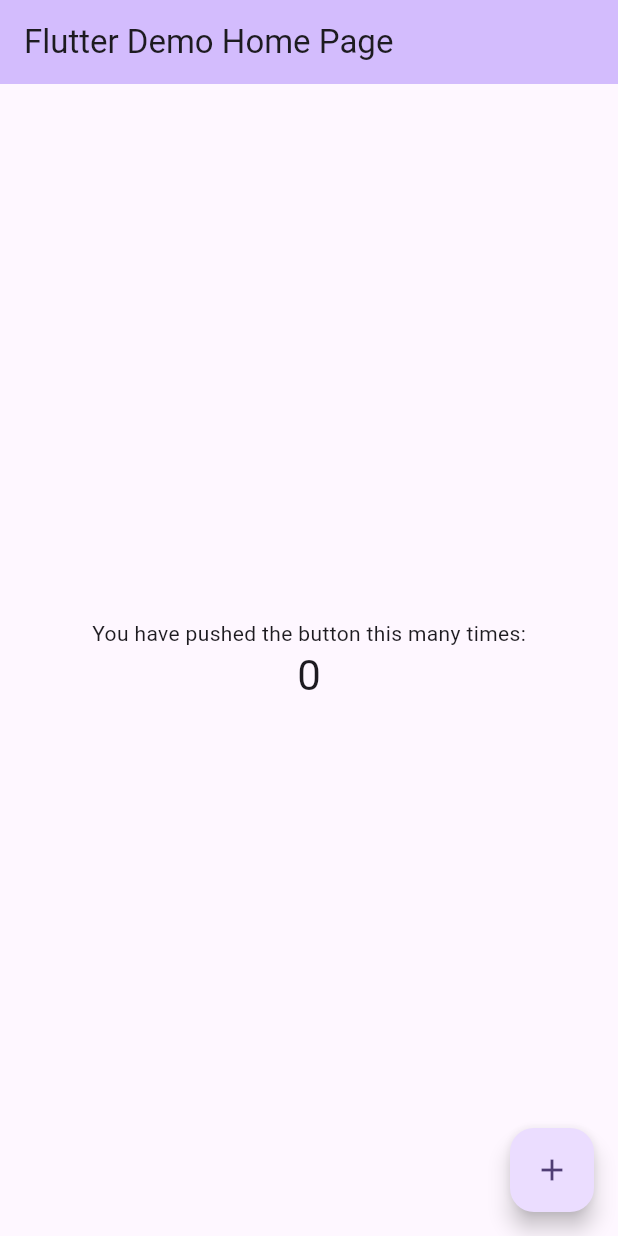
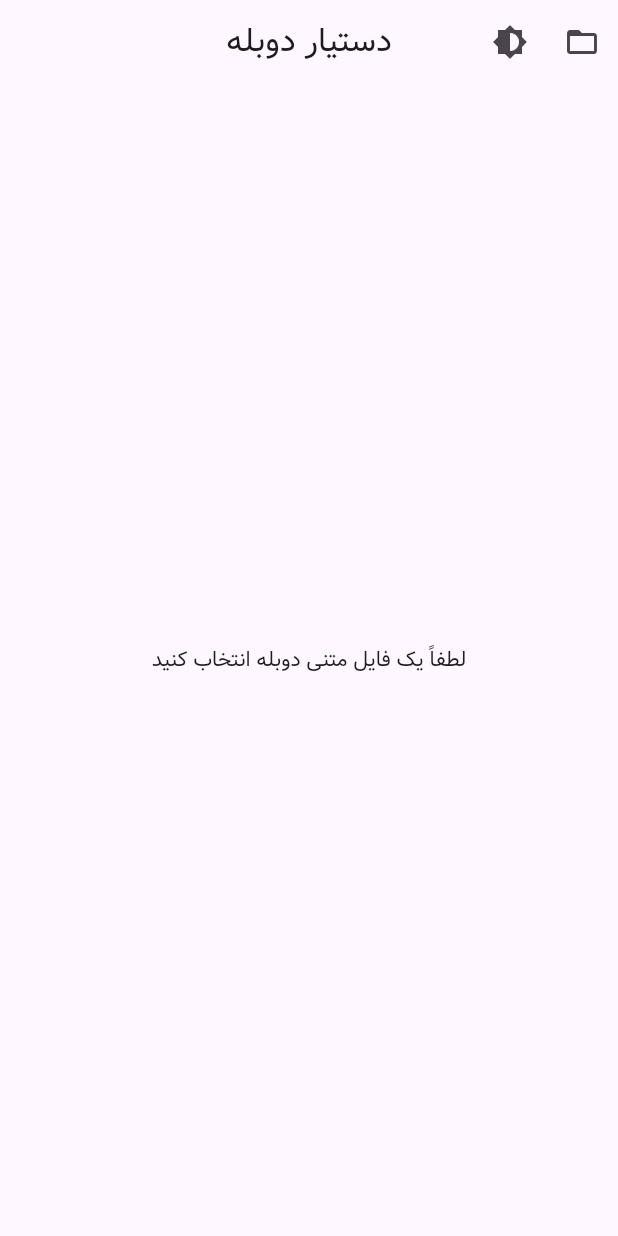
Before and after one commit to Amin-Aghili/duble-gem, a Flutter app: the screen it shows after launch, on a phone screen of 412 x 824 dp. Run offline on Flutter 3.47's test engine with Material 3 defaults, Android fonts, the phone set to English and light mode, and no system bars; our stand-ins replace file_picker.

Commit message:
fix error

```diff
--- /dev/null
+++ b/assets/sample.txt
@@ -0,0 +1,5 @@
+علی: سارا، آماده‌ای برای ضبط؟
+سارا: بله، فقط یه لحظه صبر کن.
+کارگردان: همه ساکت! ضبط شروع شد!
+علی: باشه، بریم.
+سارا: آماده‌ام!
--- a/lib/main.dart
+++ b/lib/main.dart
@@ -1,122 +1,142 @@
+import 'package:duble_gem/models/dialog_line.dart';
+import 'package:duble_gem/services/parser.dart';
+import 'package:duble_gem/utils/theme.dart';
+import 'package:duble_gem/widgets/actore_selector.dart';
+import 'package:duble_gem/widgets/dialog_list.dart';
+import 'package:duble_gem/widgets/stats_bar.dart';
 import 'package:flutter/material.dart';
+import 'package:provider/provider.dart';
+import 'package:file_picker/file_picker.dart';
+import 'dart:io';
 
 void main() {
-  runApp(const MyApp());
+  runApp(const DubbingApp());
 }
 
-class MyApp extends StatelessWidget {
-  const MyApp({super.key});
+class DubbingApp extends StatefulWidget {
+  const DubbingApp({super.key});
 
-  // This widget is the root of your application.
+  @override
+  State<DubbingApp> createState() => _DubbingAppState();
+}
+
+class _DubbingAppState extends State<DubbingApp> {
+  ThemeMode themeMode = ThemeMode.light;
+
   @override
   Widget build(BuildContext context) {
     return MaterialApp(
-      title: 'Flutter Demo',
-      theme: ThemeData(
-        // This is the theme of your application.
-        //
-        // TRY THIS: Try running your application with "flutter run". You'll see
-        // the application has a purple toolbar. Then, without quitting the app,
-        // try changing the seedColor in the colorScheme below to Colors.green
-        // and then invoke "hot reload" (save your changes or press the "hot
-        // reload" button in a Flutter-supported IDE, or press "r" if you used
-        // the command line to start the app).
-        //
-        // Notice that the counter didn't reset back to zero; the application
-        // state is not lost during the reload. To reset the state, use hot
-        // restart instead.
-        //
-        // This works for code too, not just values: Most code changes can be
-        // tested with just a hot reload.
-        colorScheme: ColorScheme.fromSeed(seedColor: Colors.deepPurple),
+      title: "Dubbing Assistant",
+      debugShowCheckedModeBanner: false,
+      theme: lightTheme,
+      darkTheme: darkTheme,
+      themeMode: themeMode,
+      home: ChangeNotifierProvider(
+        create: (_) => DialogProvider(),
+        child: HomePage(
+          onThemeChanged: () {
+            setState(() {
+              themeMode =
+                  themeMode == ThemeMode.light
+                      ? ThemeMode.dark
+                      : ThemeMode.light;
+            });
+          },
+        ),
       ),
-      home: const MyHomePage(title: 'Flutter Demo Home Page'),
     );
   }
 }
 
-class MyHomePage extends StatefulWidget {
-  const MyHomePage({super.key, required this.title});
+class HomePage extends StatelessWidget {
+  final VoidCallback onThemeChanged;
+  const HomePage({super.key, required this.onThemeChanged});
 
-  // This widget is the home page of your application. It is stateful, meaning
-  // that it has a State object (defined below) that contains fields that affect
-  // how it looks.
-
-  // This class is the configuration for the state. It holds the values (in this
-  // case the title) provided by the parent (in this case the App widget) and
-  // used by the build method of the State. Fields in a Widget subclass are
-  // always marked "final".
-
-  final String title;
-
-  @override
-  State<MyHomePage> createState() => _MyHomePageState();
-}
-
-class _MyHomePageState extends State<MyHomePage> {
-  int _counter = 0;
-
-  void _incrementCounter() {
-    setState(() {
-      // This call to setState tells the Flutter framework that something has
-      // changed in this State, which causes it to rerun the build method below
-      // so that the display can reflect the updated values. If we changed
-      // _counter without calling setState(), then the build method would not be
-      // called again, and so nothing would appear to happen.
-      _counter++;
-    });
+  Future<void> pickFile(BuildContext context) async {
+    final result = await FilePicker.platform.pickFiles(
+      type: FileType.custom,
+      allowedExtensions: ['txt'],
+    );
+    if (result != null && result.files.single.path != null) {
+      final file = File(result.files.single.path!);
+      final content = await file.readAsString();
+      context.read<DialogProvider>().loadFromText(content);
+    }
   }
 
   @override
   Widget build(BuildContext context) {
-    // This method is rerun every time setState is called, for instance as done
-    // by the _incrementCounter method above.
-    //
-    // The Flutter framework has been optimized to make rerunning build methods
-    // fast, so that you can just rebuild anything that needs updating rather
-    // than having to individually change instances of widgets.
+    final provider = context.watch<DialogProvider>();
+
     return Scaffold(
       appBar: AppBar(
-        // TRY THIS: Try changing the color here to a specific color (to
-        // Colors.amber, perhaps?) and trigger a hot reload to see the AppBar
-        // change color while the other colors stay the same.
-        backgroundColor: Theme.of(context).colorScheme.inversePrimary,
-        // Here we take the value from the MyHomePage object that was created by
-        // the App.build method, and use it to set our appbar title.
-        title: Text(widget.title),
+        title: const Text("دستیار دوبله"),
+        centerTitle: true,
+        actions: [
+          IconButton(
+            icon: const Icon(Icons.brightness_6),
+            onPressed: onThemeChanged,
+          ),
+          IconButton(
+            icon: const Icon(Icons.folder_open),
+            onPressed: () => pickFile(context),
+          ),
+        ],
       ),
-      body: Center(
-        // Center is a layout widget. It takes a single child and positions it
-        // in the middle of the parent.
-        child: Column(
-          // Column is also a layout widget. It takes a list of children and
-          // arranges them vertically. By default, it sizes itself to fit its
-          // children horizontally, and tries to be as tall as its parent.
-          //
-          // Column has various properties to control how it sizes itself and
-          // how it positions its children. Here we use mainAxisAlignment to
-          // center the children vertically; the main axis here is the vertical
-          // axis because Columns are vertical (the cross axis would be
-          // horizontal).
-          //
-          // TRY THIS: Invoke "debug painting" (choose the "Toggle Debug Paint"
-          // action in the IDE, or press "p" in the console), to see the
-          // wireframe for each widget.
-          mainAxisAlignment: MainAxisAlignment.center,
-          children: <Widget>[
-            const Text('You have pushed the button this many times:'),
-            Text(
-              '$_counter',
-              style: Theme.of(context).textTheme.headlineMedium,
-            ),
-          ],
-        ),
+      body: Directionality(
+        textDirection: TextDirection.rtl,
+        child:
+            provider.dialogs.isEmpty
+                ? const Center(
+                  child: Text("لطفاً یک فایل متنی دوبله انتخاب کنید"),
+                )
+                : Column(
+                  children: [
+                    ActorSelector(),
+                    const StatsBar(),
+                    Expanded(child: DialogList()),
+                  ],
+                ),
       ),
-      floatingActionButton: FloatingActionButton(
-        onPressed: _incrementCounter,
-        tooltip: 'Increment',
-        child: const Icon(Icons.add),
-      ), // This trailing comma makes auto-formatting nicer for build methods.
     );
   }
 }
+
+class DialogProvider extends ChangeNotifier {
+  List<DialogLine> dialogs = [];
+  String? selectedActor;
+
+  void loadFromText(String text) {
+    dialogs = Parser.parse(text);
+    selectedActor = null;
+    notifyListeners();
+  }
+
+  void toggleDialog(DialogLine line) {
+    line.isDone = !line.isDone;
+    notifyListeners();
+  }
+
+  void selectActor(String? actor) {
+    selectedActor = actor;
+    notifyListeners();
+  }
+
+  // --- آمار کلی ---
+  int get totalDialogs => dialogs.length;
+  int get doneDialogs => dialogs.where((d) => d.isDone).length;
+  double get totalPercent =>
+      totalDialogs == 0 ? 0 : (doneDialogs / totalDialogs) * 100;
+
+  // --- آمار بر اساس بازیگر ---
+  int actorTotal(String actor) => dialogs.where((d) => d.actor == actor).length;
+
+  int actorDone(String actor) =>
+      dialogs.where((d) => d.actor == actor && d.isDone).length;
+
+  double actorPercent(String actor) {
+    final total = actorTotal(actor);
+    if (total == 0) return 0;
+    return (actorDone(actor) / total) * 100;
+  }
+}
--- /dev/null
+++ b/lib/models/dialog_line.dart
@@ -0,0 +1,7 @@
+class DialogLine {
+  final String actor;
+  final String text;
+  bool isDone;
+
+  DialogLine({required this.actor, required this.text, this.isDone = false});
+}
--- /dev/null
+++ b/lib/utils/theme.dart
@@ -0,0 +1,5 @@
+import 'package:flutter/material.dart';
+
+final lightTheme = ThemeData(brightness: Brightness.light, fontFamily: 'Vazir');
+
+final darkTheme = ThemeData(brightness: Brightness.dark, fontFamily: 'Vazir');
```
Also changed, not shown: lib/flutter_desktop_dubbing_assistant.dart (added, +85 -0 lines), lib/services/parser.dart (added, +14 -0 lines), lib/widgets/actore_selector.dart (added, +52 -0 lines), lib/widgets/dialog_list.dart (added, +44 -0 lines), lib/widgets/stats_bar.dart (added, +50 -0 lines), lib/widgets/top_bar.dart (added, +31 -0 lines), pubspec.yaml (+18 -71 lines), assets/fonts/Vazir-Bold.ttf (added), assets/fonts/Vazir-Regular.ttf (added), lib/utils/rtl_text.dart (added), pubspec.lock, 2 other files.
